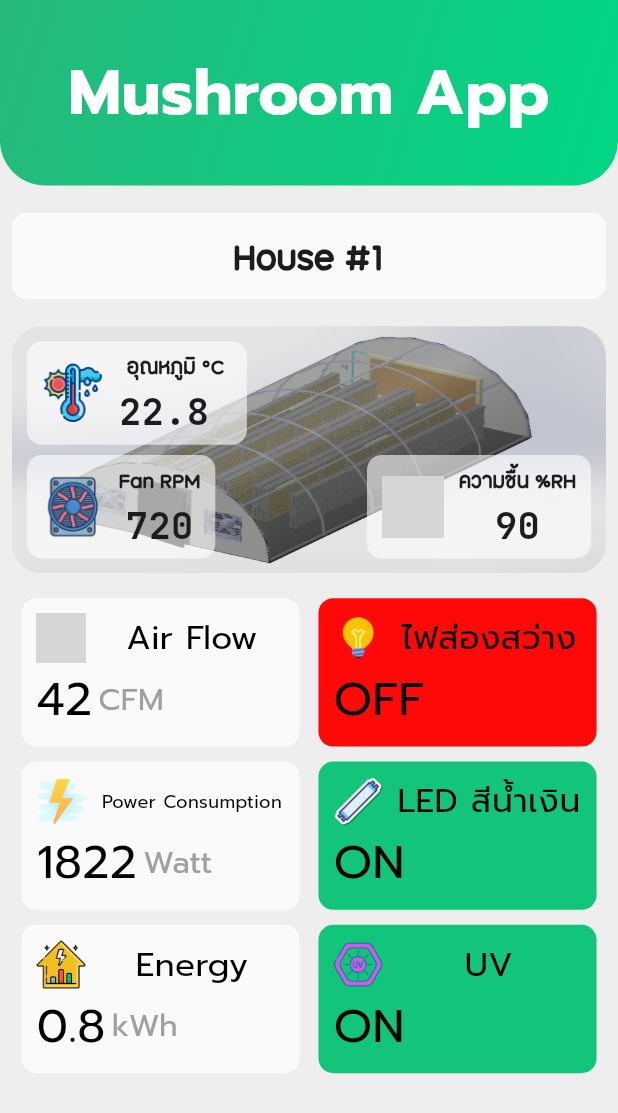
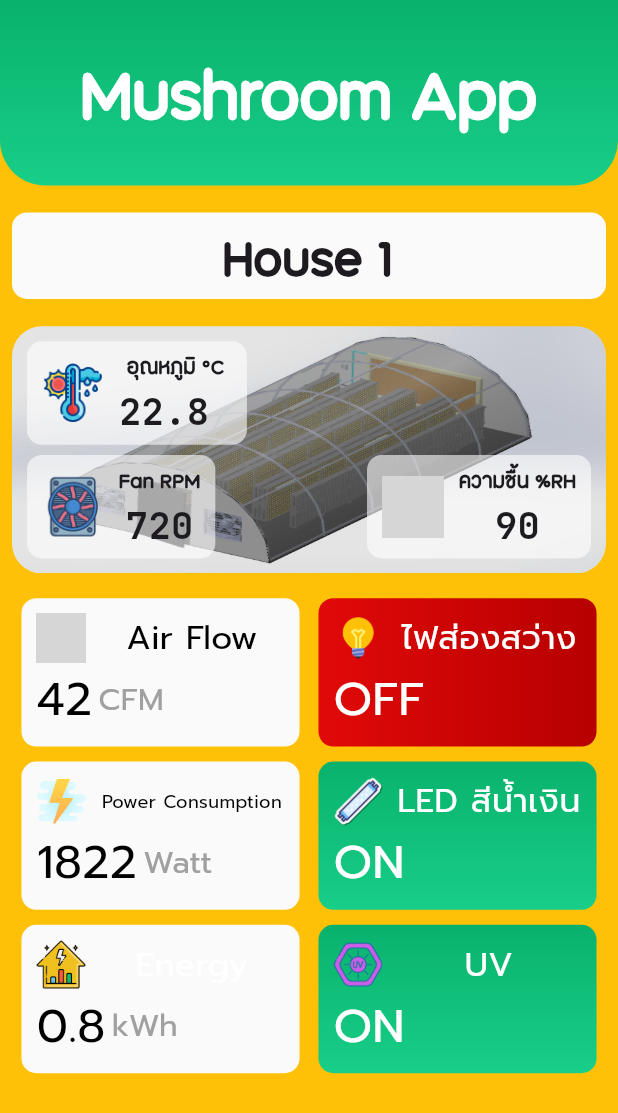
Before and after one commit to oatanurakch/mushroomapp, a Flutter app: the OverviewPage widget shown alone on an empty page, opened directly, on a phone screen of 412 x 824 dp. Shown: the top 1113 px of the screen. Run offline on Flutter 3.47's test engine with Material 3 defaults, Android fonts, the phone set to English and light mode, and no system bars; drawn by our look-alikes of auto_size_text; our stand-ins replace syncfusion_flutter_sliders; missing offline and left inert: cart_stepper, dart:ffi, syncfusion_flutter_core; project files that could hold a hidden picture were left out; grey boxes are pictures that could not be loaded.

Commit message:
update 11/5/24

```diff
--- a/lib/pages/overview_page.dart
+++ b/lib/pages/overview_page.dart
@@ -1,3 +1,5 @@
+import 'dart:ffi';
+
 import 'package:flutter/material.dart';
 import 'package:mushroomapp/utility/constant.dart';
 import 'package:mushroomapp/utility/globals.dart' as globals;
@@ -14,26 +16,25 @@ class OverviewPage extends StatefulWidget {
 class _OverviewPageState extends State<OverviewPage> {
   final redKey = GlobalKey();
 
-  Color getTextcolor(dynamic value) {
+  Gradient getTextcolor(dynamic value) {
     if (value is int || value is double) {
-      return Color.fromARGB(255, 250, 250, 250);
+      return WhiteGradientToneLTTtoRB;
     } else {
       if (value == "ON") {
-        return ColorOnOff[0];
+        return GreenGradientToneLTToRB;
       } else {
-        return ColorOnOff[1];
+        return RedGradientToneLTToRB;
       }
     }
   }
 
   @override
   Widget build(BuildContext context) {
-    return SafeArea(
-      child: Scaffold(
-        backgroundColor: Colors.grey[200],
-        body: ListView(
-          children: [
-            Column(
+    return Container(
+      height: MediaQuery.of(context).size.height,
+      // color: Colors.grey[200],
+      color: Colors.amber,
+      child: Column(
         children: [
           Container(
             height: MediaQuery.of(context).size.height * 0.15,
@@ -48,8 +49,8 @@ class _OverviewPageState extends State<OverviewPage> {
                 'Mushroom App',
                 style: TextStyle(
                     color: Colors.white,
-                          fontFamily: 'Prompt',
-                          fontSize: 42,
+                    fontFamily: 'Maehongson',
+                    fontSize: 54,
                     fontWeight: FontWeight.bold),
               ),
             ),
@@ -73,16 +74,13 @@ class _OverviewPageState extends State<OverviewPage> {
                         height: MediaQuery.of(context).size.height * 0.07,
                         decoration: BoxDecoration(
                             color: Colors.grey[50],
-                                  borderRadius:
-                                      BorderRadiusDirectional.circular(10)),
+                            borderRadius: BorderRadiusDirectional.circular(10)),
                         child: Center(
-                                child: Text(
-                                  'House #1',
+                          child: AutoSizeText(
+                            'House 1',
                             style: TextStyle(
                               fontFamily: 'Maehongson',
-                                    fontSize:
-                                        MediaQuery.of(context).size.width *
-                                            0.07,
+                              fontSize: MediaQuery.of(context).size.width * 0.1,
                               fontWeight: FontWeight.bold,
                             ),
                           ),
@@ -100,8 +98,7 @@ class _OverviewPageState extends State<OverviewPage> {
                         decoration: BoxDecoration(
                             borderRadius: BorderRadius.circular(20),
                             image: DecorationImage(
-                                      image: AssetImage(
-                                          'assets/images/mushroom.png'),
+                                image: AssetImage('assets/images/mushroom.png'),
                                 fit: BoxFit.fill,
                                 colorFilter: ColorFilter.mode(
                                     Colors.black.withOpacity(0.1),
@@ -183,9 +180,6 @@ class _OverviewPageState extends State<OverviewPage> {
           ),
         ],
       ),
-          ],
-        ),
-      ),
     );
   }
 
@@ -249,7 +243,7 @@ class _OverviewPageState extends State<OverviewPage> {
         decoration: BoxDecoration(
             // gradient: GreenGradientToneLTToRB,
             // color: Colors.grey[50],
-            color: getTextcolor(value),
+            gradient: getTextcolor(value),
             borderRadius: BorderRadius.circular(10)),
         child: Column(
           crossAxisAlignment: CrossAxisAlignment.start,
@@ -268,7 +262,7 @@ class _OverviewPageState extends State<OverviewPage> {
                     child: AutoSizeText(
                       itemName,
                       style: TextStyle(
-                        color: Colors.black,
+                        color: value is int ? Colors.black : Colors.white,
                         fontSize: MediaQuery.of(context).size.height * 0.03,
                         // fontSize: 24,
                         fontWeight: FontWeight.w500,
@@ -290,7 +284,9 @@ class _OverviewPageState extends State<OverviewPage> {
                       value.toString(),
                       style: TextStyle(
                         // color: getTextcolor(value),
-                        color: Colors.black,
+                        color: value is int || value is double
+                            ? Colors.black
+                            : Colors.white,
                         fontSize: MediaQuery.of(context).size.height * 0.04,
                         fontWeight: FontWeight.w500,
                         fontFamily: 'Prompt',
--- a/lib/utility/constant.dart
+++ b/lib/utility/constant.dart
@@ -11,17 +11,25 @@ final ColorPalette = [
 final ColorOnOff = [Color(0xFF13C57B), Color(0xFFFF0808)];
 
 final FontColor = [
-  Color.fromARGB(255, 240, 240, 240),
+  Color(0xFFF0F0F0),
 ];
+
+const WhiteGradientToneLTTtoRB = LinearGradient(colors: [
+  Color.fromARGB(255, 250, 250, 250),
+  Color.fromARGB(255, 250, 250, 250)
+]);
 
 const GreenGradientToneLTToRB = LinearGradient(
   colors: [
-    Color(0xFF00D684),
-    Color(0xFF26B97C),
+    Color(0xFF18CE88),
+    Color(0xFF09B26C),
   ],
-  begin: Alignment.bottomRight,
-  end: Alignment.topLeft,
+  begin: Alignment.bottomCenter,
+  end: Alignment.topCenter,
 );
+
+const RedGradientToneLTToRB =
+    LinearGradient(colors: [Color(0xFFE10909), Color(0xFFB70000)]);
 
 final GreenGradientToneDark = LinearGradient(
   colors: [
```
Also changed, not shown: lib/widgets/bottom_navbar.dart (+60 -9 lines). Lines whose indentation alone changed are shown as unchanged.
